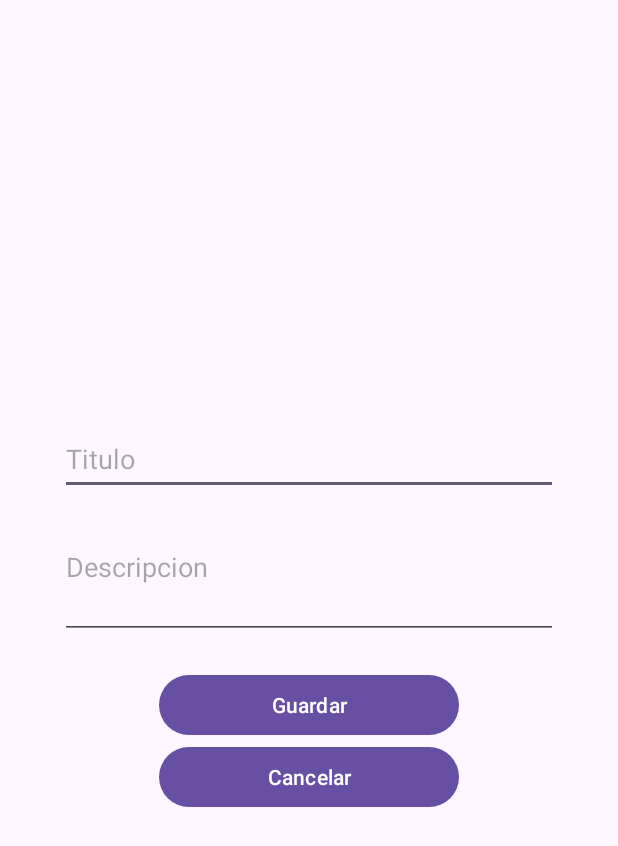
After one commit to CruzM-224/desafio02-DSM, an Android app: the AddActividadActivity screen opened directly, with no data from a screen before it, on a phone screen of 412 x 824 dp. The commit adds this screen. Shown: the top 846 px of the screen. Run offline under Robolectric (Android 15) with nearby library versions, the phone set to English and light mode, and no system bars; our stand-ins replace Firebase (no records; nobody signed in at launch, a user with empty details on screens opened directly).

Commit message:
ToDo completado

```diff
--- a/app/build.gradle.kts
+++ b/app/build.gradle.kts
@@ -52,6 +52,7 @@ dependencies {
     implementation(libs.androidx.credentials.play.services.auth)
     implementation(libs.googleid)
     implementation(libs.androidx.activity)
+    implementation(libs.firebase.database)
     testImplementation(libs.junit)
     androidTestImplementation(libs.androidx.junit)
     androidTestImplementation(libs.androidx.espresso.core)
--- a/app/src/main/AndroidManifest.xml
+++ b/app/src/main/AndroidManifest.xml
@@ -12,6 +12,9 @@
         android:supportsRtl="true"
         android:theme="@style/Theme.Practico2"
         tools:targetApi="31">
+        <activity
+            android:name=".AddActividadActivity"
+            android:exported="false" />
         <activity
             android:name=".LoginActivity"
             android:exported="false" />
--- /dev/null
+++ b/app/src/main/java/com/example/practico2/AddActividadActivity.kt
@@ -0,0 +1,101 @@
+package com.example.practico2
+
+import android.os.Bundle
+import android.view.View
+import android.widget.EditText
+import android.widget.Toast
+import androidx.activity.enableEdgeToEdge
+import androidx.appcompat.app.AppCompatActivity
+import androidx.core.view.ViewCompat
+import androidx.core.view.WindowInsetsCompat
+import com.example.practico2.datos.Actividad
+import com.google.firebase.database.DatabaseReference
+import com.google.firebase.database.FirebaseDatabase
+
+class AddActividadActivity : AppCompatActivity() {
+
+    private lateinit var txtTitulo: EditText
+    private lateinit var txtDescripcion: EditText
+    private var key = ""
+    private var titulo = ""
+    private var descripcion = ""
+    private var estado = ""
+    private var fecha = ""
+    private var accion = ""
+    private lateinit var database: DatabaseReference
+
+    override fun onCreate(savedInstanceState: Bundle?) {
+        super.onCreate(savedInstanceState)
+        enableEdgeToEdge()
+        setContentView(R.layout.activity_add_actividad)
+        ViewCompat.setOnApplyWindowInsetsListener(findViewById(R.id.main)) { v, insets ->
+            val systemBars = insets.getInsets(WindowInsetsCompat.Type.systemBars())
+            v.setPadding(systemBars.left, systemBars.top, systemBars.right, systemBars.bottom)
+            insets
+        }
+        inicializar()
+    }
+
+    private fun inicializar() {
+        txtTitulo = findViewById<EditText>(R.id.txtTitulo)
+        txtDescripcion = findViewById<EditText>(R.id.txtDescripcion)
+
+        val datos: Bundle? = intent.extras
+        if (datos != null) {
+            key = datos.getString("key").toString()
+            txtTitulo.setText(intent.getStringExtra("titulo").toString())
+            txtDescripcion.setText(intent.getStringExtra("descripcion").toString())
+            estado = datos.getString("estado").toString()
+            fecha = datos.getString("fecha").toString()
+            accion = datos.getString("accion").toString()
+        }
+    }
+
+    fun guardar(v: View?) {
+        titulo = txtTitulo.text.toString()
+        descripcion = txtDescripcion.text.toString()
+
+        database = FirebaseDatabase.getInstance().getReference("actividades")
+
+        val actividad = Actividad(titulo, descripcion, estado, fecha)
+
+        if (accion == "a") {
+            val newKey = database.push().key
+            if(titulo.isNotBlank()){
+                if(newKey != null){
+                    database.child(newKey).setValue(actividad).addOnSuccessListener {
+                        Toast.makeText(this, "Se guardo con exito", Toast.LENGTH_SHORT).show()
+                        finish()
+                    }.addOnFailureListener {
+                        Toast.makeText(this, "Error al guardar", Toast.LENGTH_SHORT).show()
+                    }
+                } else {
+                    Toast.makeText(this, "No se pudo generar una clave", Toast.LENGTH_SHORT).show()
+                }
+            } else {
+                Toast.makeText(this, "El titulo no debe estar en blanco", Toast.LENGTH_SHORT).show()
+            }
+        } else if (accion == "e") {
+            if(key.isNotEmpty()) {
+                val actividadValues = actividad.toMap()
+                val childUpdates = hashMapOf<String, Any>(
+                    key to actividadValues
+                )
+                database.updateChildren(childUpdates)
+                    .addOnSuccessListener {
+                        Toast.makeText(this, "Se actualizo con exito", Toast.LENGTH_SHORT).show()
+                        finish()
+                    }
+                    .addOnFailureListener {
+                        Toast.makeText(this, "Error al actualizar", Toast.LENGTH_SHORT).show()
+                    }
+            } else {
+                Toast.makeText(this, "No se encontrola clave del registro", Toast.LENGTH_SHORT).show()
+            }
+        }
+    }
+
+    fun cancelar(v: View?) {
+        finish()
+    }
+}
--- /dev/null
+++ b/app/src/main/res/layout/activity_add_actividad.xml
@@ -0,0 +1,48 @@
+<?xml version="1.0" encoding="utf-8"?>
+<LinearLayout xmlns:android="http://schemas.android.com/apk/res/android"
+    xmlns:app="http://schemas.android.com/apk/res-auto"
+    xmlns:tools="http://schemas.android.com/tools"
+    android:id="@+id/main"
+    android:layout_width="match_parent"
+    android:layout_height="match_parent"
+    tools:context=".AddActividadActivity"
+    android:orientation="vertical"
+    android:layout_margin="40dp"
+    android:gravity="center">
+
+    <EditText
+        android:id="@+id/txtTitulo"
+        android:layout_width="match_parent"
+        android:layout_height="wrap_content"
+        android:hint="Titulo"
+        android:inputType="text"
+        android:minHeight="48dp"/>
+
+    <EditText
+        android:id="@+id/txtDescripcion"
+        android:layout_width="match_parent"
+        android:layout_height="wrap_content"
+        android:hint="Descripcion"
+        android:inputType="text"
+        android:minHeight="96dp"
+        android:layout_marginBottom="20dp"/>
+
+    <Button
+        android:id="@+id/btnGuardar"
+        android:layout_width="wrap_content"
+        android:layout_height="wrap_content"
+        android:layout_gravity="center"
+        android:text="Guardar"
+        android:onClick="guardar"
+        android:minWidth="200dp"/>
+
+    <Button
+        android:id="@+id/btnCancelar"
+        android:layout_width="wrap_content"
+        android:layout_height="wrap_content"
+        android:layout_gravity="center"
+        android:text="Cancelar"
+        android:onClick="cancelar"
+        android:minWidth="200dp"/>
+
+</LinearLayout>
--- a/app/src/main/res/layout/activity_login.xml
+++ b/app/src/main/res/layout/activity_login.xml
@@ -12,7 +12,6 @@
         android:layout_width="237dp"
         android:layout_height="49dp"
         android:layout_marginTop="104dp"
-        android:layout_marginBottom="12dp"
         android:ems="10"
         android:hint="Correo Electronico"
         android:inputType="textEmailAddress"
@@ -20,7 +19,7 @@
         android:textColor="@color/black"
         app:layout_constraintBottom_toTopOf="@+id/txtPassword"
         app:layout_constraintEnd_toEndOf="parent"
-        app:layout_constraintHorizontal_bias="0.502"
+        app:layout_constraintHorizontal_bias="0.5"
         app:layout_constraintStart_toStartOf="parent"
         app:layout_constraintTop_toTopOf="parent" />
 
@@ -28,8 +27,6 @@
         android:id="@+id/txtPassword"
         android:layout_width="237dp"
         android:layout_height="49dp"
-        android:layout_marginTop="104dp"
-        android:layout_marginBottom="12dp"
         android:ems="10"
         android:hint="Constraseña"
         android:inputType="textPassword"
@@ -43,7 +40,6 @@
         android:id="@+id/btnLogin"
         android:layout_width="wrap_content"
         android:layout_height="wrap_content"
-        android:layout_marginTop="20dp"
         android:layout_marginBottom="10dp"
         android:text="Autenticar"
         android:textColor="@color/black"
--- a/gradle/libs.versions.toml
+++ b/gradle/libs.versions.toml
@@ -16,6 +16,7 @@ credentials = "1.5.0"
 credentialsPlayServicesAuth = "1.5.0"
 googleid = "1.1.1"
 activity = "1.10.1"
+firebaseDatabase = "21.0.0"
 
 [libraries]
 androidx-core-ktx = { group = "androidx.core", name = "core-ktx", version.ref = "coreKtx" }
@@ -32,6 +33,7 @@ androidx-credentials = { group = "androidx.credentials", name = "credentials", v
 androidx-credentials-play-services-auth = { group = "androidx.credentials", name = "credentials-play-services-auth", version.ref = "credentialsPlayServicesAuth" }
 googleid = { group = "com.google.android.libraries.identity.googleid", name = "googleid", version.ref = "googleid" }
 androidx-activity = { group = "androidx.activity", name = "activity", version.ref = "activity" }
+firebase-database = { group = "com.google.firebase", name = "firebase-database", version.ref = "firebaseDatabase" }
 
 [plugins]
 android-application = { id = "com.android.application", version.ref = "agp" }
```
Also changed, not shown: app/src/main/java/com/example/practico2/AdaptadorActividad.kt (added, +110 -0 lines), app/src/main/java/com/example/practico2/RegisterActivity.kt (+6 -1 lines), app/src/main/java/com/example/practico2/ToDoActivity.kt (+73 -0 lines), app/src/main/java/com/example/practico2/datos/Actividad.kt (added, +34 -0 lines), app/src/main/res/layout/actividad_layout.xml (added, +42 -0 lines), app/src/main/res/layout/activity_to_do.xml (+17 -3 lines).
